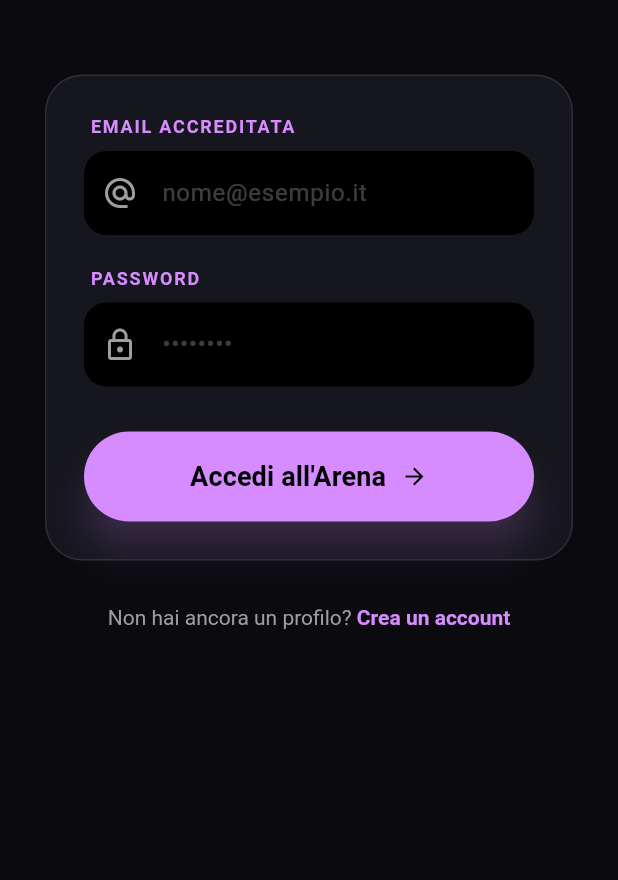
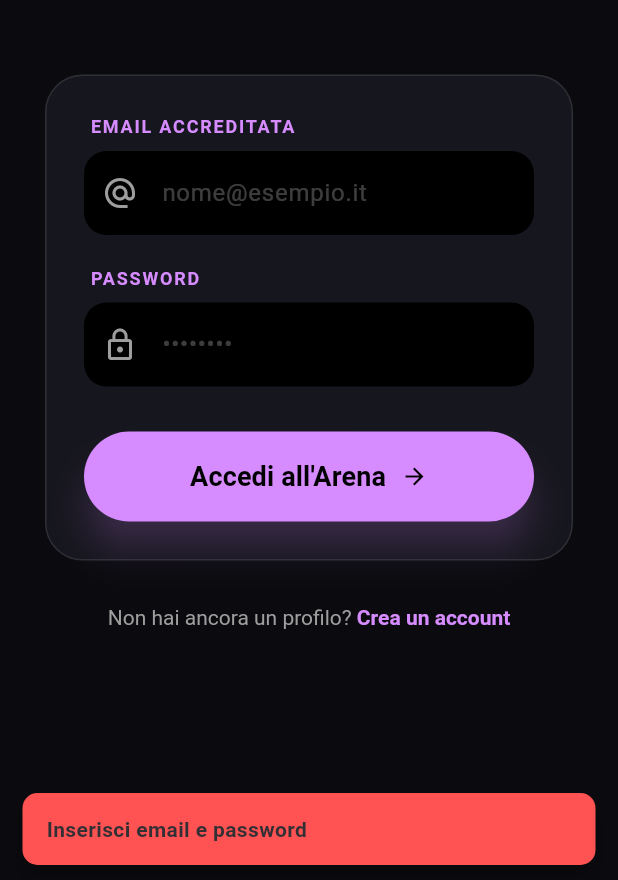
Before and after one commit to Orsetto04/StageLive, a Flutter app: the screen it shows after launch, after a tap on "Accedi all'Arena", on a phone screen of 412 x 824 dp, the part 356-1236 px from its top. Run offline on Flutter 3.47's test engine with Material 3 defaults, Android fonts, the phone set to English and light mode, and no system bars; our stand-ins replace cloud_firestore, firebase_auth, firebase_core; accounts and stored records are empty.

Commit message:
Logica login e registrazione

```diff
--- a/lib/ui/auth/login_view.dart
+++ b/lib/ui/auth/login_view.dart
@@ -1,13 +1,62 @@
 import 'package:flutter/material.dart';
+import 'package:stagelive/services/auth_service.dart';
 
-class LoginView extends StatelessWidget {
+class LoginView extends StatefulWidget {
+  @override
+  State<LoginView> createState() => _LoginViewState();
+}
+
+class _LoginViewState extends State<LoginView> {
   final _emailController = TextEditingController();
   final _passController = TextEditingController();
+
+  // Istanza del servizio di autenticazione
+  final AuthService _auth = AuthService();
+
+  // Logica di accesso AGGIORNATA
+  void _handleLogin() async {
+    final email = _emailController.text.trim();
+    final password = _passController.text.trim();
+
+    if (email.isEmpty || password.isEmpty) {
+      _showFeedback("Inserisci email e password", isError: true);
+      return;
+    }
+
+    try {
+      // Chiamata al metodo corretto del tuo AuthService: loginUtente
+      await _auth.loginUtente(email, password);
+
+      // Se non lancia eccezioni, l'accesso è riuscito
+      if (mounted) {
+        _showFeedback("Accesso all'Arena eseguito con successo!", isError: false);
+        // Navigator.pushReplacementNamed(context, '/home'); // Sblocca quando hai la home
+      }
+    } catch (e) {
+      // Gestione errori (es: utente non trovato, password errata)
+      if (mounted) {
+        _showFeedback("Credenziali errate o errore di connessione.", isError: true);
+      }
+    }
+  }
+
+  // Funzione per mostrare label di successo o errore
+  void _showFeedback(String message, {required bool isError}) {
+    ScaffoldMessenger.of(context).showSnackBar(
+      SnackBar(
+        content: Text(message, style: TextStyle(fontWeight: FontWeight.bold)),
+        backgroundColor: isError ? Colors.redAccent : Color(0xFFD68BFF),
+        behavior: SnackBarBehavior.floating,
+        shape: RoundedRectangleBorder(borderRadius: BorderRadius.circular(10)),
+        duration: Duration(seconds: 3),
+      ),
+    );
+  }
 
   @override
   Widget build(BuildContext context) {
     return Scaffold(
-      backgroundColor: Color(0xFF0B0B0F), // Sfondo scuro foto
+      backgroundColor: Color(0xFF0B0B0F),
       body: SingleChildScrollView(
         child: Padding(
           padding: EdgeInsets.symmetric(horizontal: 30.0),
@@ -15,7 +64,6 @@ class LoginView extends StatelessWidget {
             crossAxisAlignment: CrossAxisAlignment.start,
             children: [
               SizedBox(height: 80),
-              // Badge "Join the evolution"
               Container(
                 padding: EdgeInsets.symmetric(horizontal: 12, vertical: 6),
                 decoration: BoxDecoration(
@@ -31,7 +79,6 @@ class LoginView extends StatelessWidget {
 
               SizedBox(height: 50),
 
-              // Box Login (Stile Foto 1)
               Container(
                 padding: EdgeInsets.all(25),
                 decoration: BoxDecoration(
@@ -50,7 +97,6 @@ class LoginView extends StatelessWidget {
 
                     SizedBox(height: 30),
 
-                    // Bottone Accedi (Viola Brillante)
                     ElevatedButton(
                       style: ElevatedButton.styleFrom(
                         backgroundColor: Color(0xFFD68BFF),
@@ -59,7 +105,7 @@ class LoginView extends StatelessWidget {
                         elevation: 10,
                         shadowColor: Color(0xFFD68BFF).withOpacity(0.4),
                       ),
-                      onPressed: () { /* Logica Login */ },
+                      onPressed: _handleLogin,
                       child: Row(
                         mainAxisAlignment: MainAxisAlignment.center,
                         children: [
```
Also changed, not shown: lib/ui/auth/register_view.dart (+62 -3 lines).
